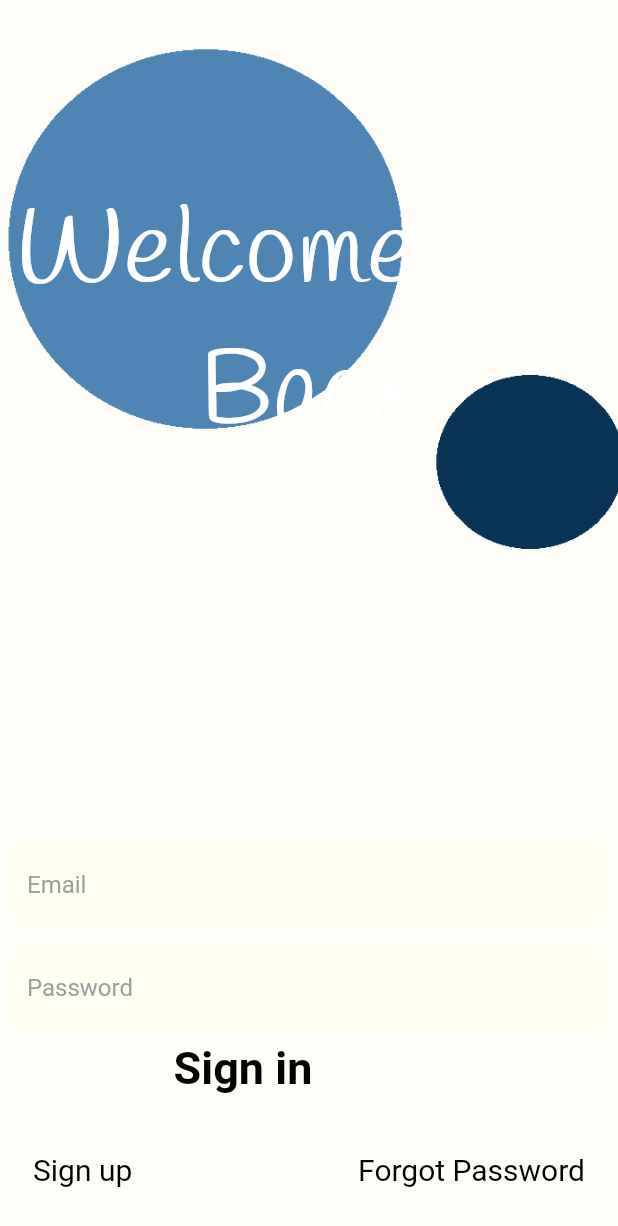
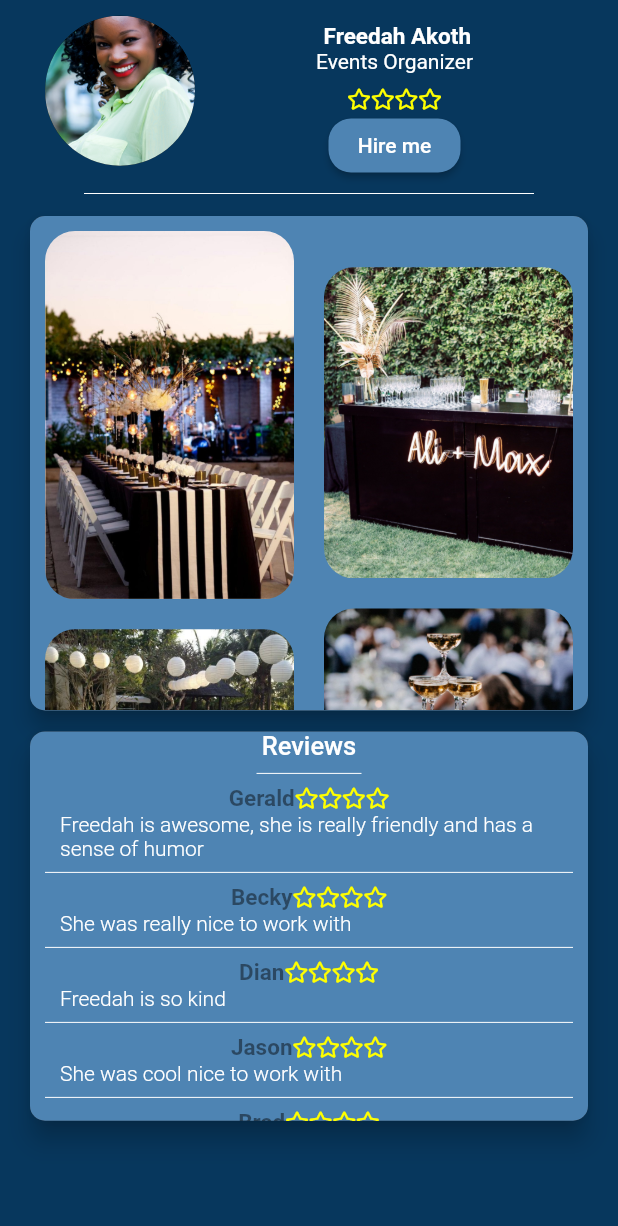
Before and after one commit to KWAPPS/AppLab, a Flutter app: the screen it shows after launch, on a phone screen of 412 x 824 dp. Shown: the top 1226 px of the screen. Run offline on Flutter 3.47's test engine with Material 2 defaults, Android fonts, the phone set to English and light mode, and no system bars; our stand-ins replace font_awesome_flutter.

Commit message:
Portfolio screen 1.0

```diff
--- a/lib/custom_containers.dart
+++ b/lib/custom_containers.dart
@@ -1,4 +1,5 @@
 import 'package:flutter/material.dart';
+import 'package:font_awesome_flutter/font_awesome_flutter.dart';
 
 class LoginBar extends StatelessWidget {
   final String barText;
--- /dev/null
+++ b/lib/custom_widgets/portfolio_image.dart
@@ -0,0 +1,21 @@
+import 'package:flutter/material.dart';
+
+class PortfolioImage extends StatelessWidget {
+  PortfolioImage({@required this.assetImagePath});
+
+  String assetImagePath;
+
+  @override
+  Widget build(BuildContext context) {
+    return Padding(
+      padding: EdgeInsets.all(10),
+      child: Container(
+        width: 200,
+        child: ClipRRect(
+          child: Image(image: AssetImage(assetImagePath)),
+          borderRadius: BorderRadius.all(Radius.circular(20)),
+        ),
+      ),
+    );
+  }
+}
--- /dev/null
+++ b/lib/custom_widgets/review.dart
@@ -0,0 +1,50 @@
+import 'package:flutter/material.dart';
+import 'package:font_awesome_flutter/font_awesome_flutter.dart';
+import 'package:connect_app/custom_containers.dart';
+import 'package:connect_app/custom_widgets/star.dart';
+
+class Review extends StatelessWidget {
+  String reviewerName;
+  String reviewText;
+
+  Review({this.reviewerName, this.reviewText});
+
+  @override
+  Widget build(BuildContext context) {
+    return Padding(
+      padding: EdgeInsets.symmetric(horizontal: 10),
+      child: Container(
+        child: Column(
+          crossAxisAlignment: CrossAxisAlignment.start,
+          children: [
+            Row(
+              mainAxisAlignment: MainAxisAlignment.center,
+              children: [
+                Text(
+                  reviewerName,
+                  style: TextStyle(
+                      fontSize: 15,
+                      fontWeight: FontWeight.w600,
+                      color: Colors.black45),
+                ),
+                Star(),
+                Star(),
+                Star(),
+                Star()
+              ],
+            ),
+            Padding(
+                padding: EdgeInsets.only(left: 10),
+                child: Text(
+                  reviewText,
+                  style: TextStyle(fontWeight: FontWeight.w300),
+                )),
+            Divider(
+              color: Colors.white,
+            )
+          ],
+        ),
+      ),
+    );
+  }
+}
--- /dev/null
+++ b/lib/custom_widgets/star.dart
@@ -0,0 +1,13 @@
+import 'package:flutter/material.dart';
+import 'package:font_awesome_flutter/font_awesome_flutter.dart';
+
+class Star extends StatelessWidget {
+  @override
+  Widget build(BuildContext context) {
+    return FaIcon(
+      FontAwesomeIcons.star,
+      color: Colors.yellowAccent,
+      size: 14,
+    );
+  }
+}
--- /dev/null
+++ b/lib/details_screen.dart
@@ -0,0 +1,212 @@
+import 'package:flutter/cupertino.dart';
+import 'package:flutter/material.dart';
+import 'package:connect_app/constants.dart';
+import 'package:flutter/services.dart';
+import 'package:connect_app/custom_containers.dart';
+import 'package:connect_app/custom_widgets/review.dart';
+import 'package:connect_app/custom_widgets/portfolio_image.dart';
+import 'package:connect_app/custom_widgets/star.dart';
+import 'package:connect_app/hire_me_screen.dart';
+
+class DetailsScreen extends StatefulWidget {
+  @override
+  _DetailsScreenState createState() => _DetailsScreenState();
+}
+
+class _DetailsScreenState extends State<DetailsScreen> {
+  @override
+  Widget build(BuildContext context) {
+    SystemChrome.setSystemUIOverlayStyle(SystemUiOverlayStyle(
+      systemNavigationBarColor: kDarkBlue2, // navigation bar color
+      statusBarColor: kDarkBlue2, // status bar color
+    ));
+    return Scaffold(
+      backgroundColor: kDarkBlue2,
+      body: SafeArea(
+        child: SingleChildScrollView(
+          child: Column(
+            children: [
+              Row(
+                children: [
+                  Padding(
+                    padding: EdgeInsets.only(left: 30, right: 30),
+                    child: CircleAvatar(
+                      radius: 50,
+                      backgroundImage: AssetImage('images/avatar1.jpg'),
+                    ),
+                  ),
+                  Column(
+                    children: [
+                      SizedBox(
+                        height: 15,
+                      ),
+                      Container(
+                        width: MediaQuery.of(context).size.width * 0.5,
+                        child: Text(
+                          ' Freedah Akoth',
+                          textAlign: TextAlign.center,
+                          style: TextStyle(
+                              color: Colors.white,
+                              fontWeight: FontWeight.w600,
+                              fontSize: 15),
+                        ),
+                      ),
+                      Text(
+                        'Events Organizer',
+                        style: TextStyle(color: Colors.white),
+                      ),
+                      SizedBox(
+                        height: 10,
+                      ),
+                      Row(
+                        children: [
+                          Star(),
+                          Star(),
+                          Star(),
+                          Star(),
+                        ],
+                      ),
+                      RaisedButton(
+                        onPressed: () {
+                          showModalBottomSheet(
+                              context: context,
+                              builder: (context) => HireMeScreen());
+                        },
+                        padding: EdgeInsets.all(0),
+                        child: Text('Hire me'),
+                        color: kLightBlue2,
+                        shape: RoundedRectangleBorder(
+                            borderRadius: BorderRadius.circular(15)),
+                      )
+                    ],
+                  )
+                ],
+              ),
+              Container(
+                width: 300,
+                child: Divider(
+                  color: Colors.white,
+                ),
+              ),
+              Padding(
+                padding: EdgeInsets.symmetric(horizontal: 20, vertical: 7),
+                child: Material(
+                  borderRadius: BorderRadius.all(Radius.circular(10)),
+                  elevation: 6,
+                  child: Container(
+                    height: MediaQuery.of(context).size.height * 0.4,
+                    width: double.infinity,
+                    decoration: BoxDecoration(
+                        color: kLightBlue2,
+                        borderRadius: BorderRadius.all(Radius.circular(10))),
+                    child: Center(
+                        child: SingleChildScrollView(
+                      physics: AlwaysScrollableScrollPhysics(),
+                      scrollDirection: Axis.vertical,
+                      child: Row(
+                        children: [
+                          Flexible(
+                            child: Column(
+                              children: [
+                                PortfolioImage(
+                                  assetImagePath: 'images/portfolio1.jpg',
+                                ),
+                                PortfolioImage(
+                                  assetImagePath: 'images/portfolio2.jpg',
+                                ),
+                                PortfolioImage(
+                                  assetImagePath: 'images/portfolio4.jpg',
+                                ),
+                                PortfolioImage(
+                                  assetImagePath: 'images/portfolio6.jpg',
+                                ),
+                                PortfolioImage(
+                                  assetImagePath: 'images/portfolio1.jpg',
+                                ),
+                              ],
+                            ),
+                          ),
+                          Flexible(
+                            child: Column(
+                              children: [
+                                PortfolioImage(
+                                  assetImagePath: 'images/portfolio7.jpg',
+                                ),
+                                PortfolioImage(
+                                  assetImagePath: 'images/portfolio5.jpg',
+                                ),
+                                PortfolioImage(
+                                  assetImagePath: 'images/portfolio7.jpg',
+                                ),
+                                PortfolioImage(
+                                  assetImagePath: 'images/portfolio2.jpg',
+                                ),
+                                PortfolioImage(
+                                  assetImagePath: 'images/portfolio1.jpg',
+                                ),
+                              ],
+                            ),
+                          )
+                        ],
+                      ),
+                    )),
+                  ),
+                ),
+              ),
+              Padding(
+                padding: EdgeInsets.symmetric(horizontal: 20, vertical: 7),
+                child: Material(
+                  elevation: 7,
+                  borderRadius: BorderRadius.all(Radius.circular(10)),
+                  child: Container(
+                    height: MediaQuery.of(context).size.height * 0.315,
+                    decoration: BoxDecoration(
+                        borderRadius: BorderRadius.all(Radius.circular(10)),
+                        color: kLightBlue2),
+                    child: SingleChildScrollView(
+                      child: Column(
+                        children: [
+                          Text(
+                            'Reviews',
+                            style: TextStyle(
+                                fontSize: 17, fontWeight: FontWeight.w500),
+                          ),
+                          Container(
+                              width: 70,
+                              child: Divider(
+                                color: Colors.white,
+                              )),
+                          Review(
+                            reviewText:
+                                'Freedah is awesome, she is really friendly and has a sense of humor',
+                            reviewerName: 'Gerald',
+                          ),
+                          Review(
+                            reviewerName: 'Becky',
+                            reviewText: 'She was really nice to work with',
+                          ),
+                          Review(
+                              reviewerName: 'Dian',
+                              reviewText: 'Freedah is so kind'),
+                          Review(
+                              reviewerName: 'Jason',
+                              reviewText: 'She was cool nice to work with'),
+                          Review(
+                              reviewerName: 'Brad',
+                              reviewText:
+                                  'Very professional and high quality delivery'),
+                          Review(
+                              reviewerName: 'Sharon', reviewText: 'Awesome!'),
+                        ],
+                      ),
+                    ),
+                  ),
+                ),
+              )
+            ],
+          ),
+        ),
+      ),
+    );
+  }
+}
--- /dev/null
+++ b/lib/hire_me_screen.dart
@@ -0,0 +1,108 @@
+import 'package:flutter/material.dart';
+import 'package:connect_app/constants.dart';
+import 'package:flutter/services.dart';
+import 'package:font_awesome_flutter/font_awesome_flutter.dart';
+import 'package:connect_app/details_screen.dart';
+
+class HireMeScreen extends StatefulWidget {
+  @override
+  _HireMeScreenState createState() => _HireMeScreenState();
+}
+
+class _HireMeScreenState extends State<HireMeScreen> {
+  @override
+  Widget build(BuildContext context) {
+    SystemChrome.setSystemUIOverlayStyle(SystemUiOverlayStyle(
+      systemNavigationBarColor: kLightBlue2, // navigation bar color
+      statusBarColor: kDarkBlue2, // status bar color
+    ));
+
+    return Container(
+      width: double.infinity,
+      height: MediaQuery.of(context).size.height * 0.5,
+      decoration: BoxDecoration(
+          color: kLightBlue2,
+          borderRadius: BorderRadius.only(
+              topLeft: Radius.circular(10), topRight: Radius.circular(10))),
+      child: Column(
+        crossAxisAlignment: CrossAxisAlignment.center,
+        children: [
+          Padding(
+            padding: EdgeInsets.only(top: 28, bottom: 28),
+            child: Text(
+              'Hello, my name is Freedah Akoth, and I am an Events Organizer',
+              textAlign: TextAlign.center,
+              style: TextStyle(
+                  color: Colors.white,
+                  fontSize: 20,
+                  fontWeight: FontWeight.w400),
+            ),
+          ),
+          Divider(
+            color: Colors.white,
+          ),
+          Row(
+            mainAxisAlignment: MainAxisAlignment.spaceEvenly,
+            children: [
+              ActionPrompt(
+                iconName: FontAwesomeIcons.calendar,
+                promptText: 'Book Appointment',
+              ),
+              ActionPrompt(
+                iconName: FontAwesomeIcons.phone,
+                promptText: 'Call',
+              ),
+              ActionPrompt(
+                iconName: FontAwesomeIcons.solidEnvelope,
+                promptText: 'Message',
+              ),
+            ],
+          )
+        ],
+      ),
+    );
+  }
+}
+
+class ActionPrompt extends StatelessWidget {
+  IconData iconName;
+  String promptText;
+
+  ActionPrompt({@required this.iconName, @required this.promptText});
+
+  @override
+  Widget build(BuildContext context) {
+    return Padding(
+      padding: EdgeInsets.symmetric(horizontal: 0),
+      child: RaisedButton(
+        onPressed: () {
+          print('pressed me');
+        },
+        padding: EdgeInsets.symmetric(vertical: 10),
+        elevation: 2,
+        color: kLightBlue2,
+        shape: RoundedRectangleBorder(borderRadius: BorderRadius.circular(10)),
+        child: Column(
+          children: [
+            FaIcon(
+              iconName,
+              color: kDarkBlue2,
+              size: 30,
+            ),
+            SizedBox(
+              height: 20,
+            ),
+            Container(
+              width: 80,
+              child: Text(
+                promptText,
+                textAlign: TextAlign.center,
+                style: TextStyle(fontSize: 10),
+              ),
+            ),
+          ],
+        ),
+      ),
+    );
+  }
+}
--- a/lib/main.dart
+++ b/lib/main.dart
@@ -2,6 +2,7 @@ import 'package:flutter/material.dart';
 import 'home_screen.dart';
 import 'login_screen.dart';
 import 'welcome_screen.dart';
+import 'details_screen.dart';
 
 void main() => runApp(MyApp());
 
@@ -9,9 +10,15 @@ class MyApp extends StatelessWidget {
   @override
   Widget build(BuildContext context) {
     return MaterialApp(
-      theme: ThemeData.dark(),
-      initialRoute: 'login_screen.dart',
+      theme: ThemeData.dark().copyWith(
+          bottomSheetTheme: BottomSheetThemeData(
+              backgroundColor: Colors.transparent,
+              shape: RoundedRectangleBorder(
+                  borderRadius:
+                      BorderRadius.vertical(top: Radius.circular(20))))),
+      initialRoute: 'details_screen.dart',
       routes: {
+        'details_screen.dart': (context) => DetailsScreen(),
         'home_screen.dart': (context) => HomeScreen(),
         'login_screen.dart': (context) => LoginScreen(),
         'welcome_screen.dart': (context) => WelcomeScreen()
--- a/lib/welcome_screen.dart
+++ b/lib/welcome_screen.dart
@@ -30,10 +30,10 @@ class _WelcomeScreenState extends State<WelcomeScreen> {
                 children: [
                   Flexible(
                     child: Padding(
-                        padding: EdgeInsets.only(top: 60, left: 10.0),
+                        padding: EdgeInsets.only(top: 60, left: 20.0),
                         child: Text(
                           'Welcome',
-                          style: kLoginTextStyle,
+                          style: TextStyle(fontSize: 50),
                         )),
                   ),
                   SizedBox(
@@ -43,13 +43,9 @@ class _WelcomeScreenState extends State<WelcomeScreen> {
               ),
               Column(
                 children: [
-
                   CustomRaisedButton(
                     buttonText: 'sign in',
                     buttonColor: kLightBlue2,
-
-
-
                   ),
                   SizedBox(
                     height: 20,
```
Also changed, not shown: images/avatar1.jpg (added), images/avatar2.jpg (added), images/portfolio1.jpg (added), images/portfolio2.jpg (added), images/portfolio3.jpg (added), images/portfolio4.jpg (added), images/portfolio5.jpg (added), images/portfolio6.jpg (added), images/portfolio7.jpg (added), images/portfolio8.jpg (added), images/portfolio9.jpg (added).
